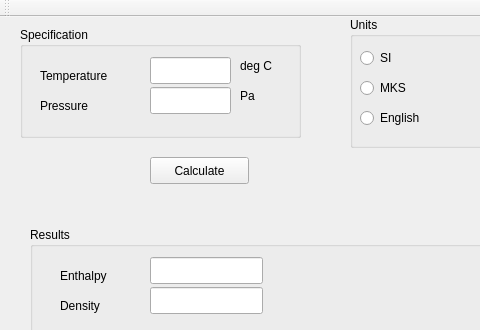
Before: the Qt Designer form steamtable.ui in sanjivch/steamTables-IF97, drawn with Qt 5; both pictures show x 0 to 480 and y 0 to 330 of the 577 by 495 pixel window.
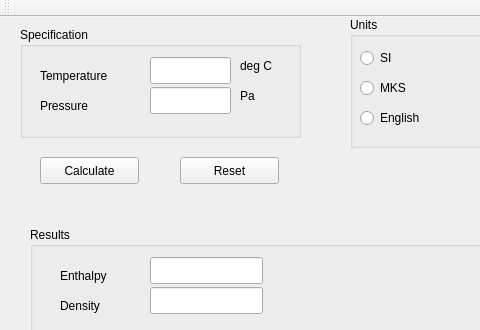
After: the same form once the commit is applied.

```diff
--- a/steamtable.ui
+++ b/steamtable.ui
@@ -222,7 +222,7 @@
    <widget class="QPushButton" name="calcButton">
     <property name="geometry">
      <rect>
-      <x>150</x>
+      <x>40</x>
       <y>140</y>
       <width>99</width>
       <height>27</height>
@@ -232,6 +232,19 @@
      <string>Calculate</string>
     </property>
    </widget>
+   <widget class="QPushButton" name="resetButton">
+    <property name="geometry">
+     <rect>
+      <x>180</x>
+      <y>140</y>
+      <width>99</width>
+      <height>27</height>
+     </rect>
+    </property>
+    <property name="text">
+     <string>Reset</string>
+    </property>
+   </widget>
    <zorder>groupBox</zorder>
    <zorder>label</zorder>
    <zorder>label_2</zorder>
```
Left out of the diff: 1 changed line with no effect on the pictures.
